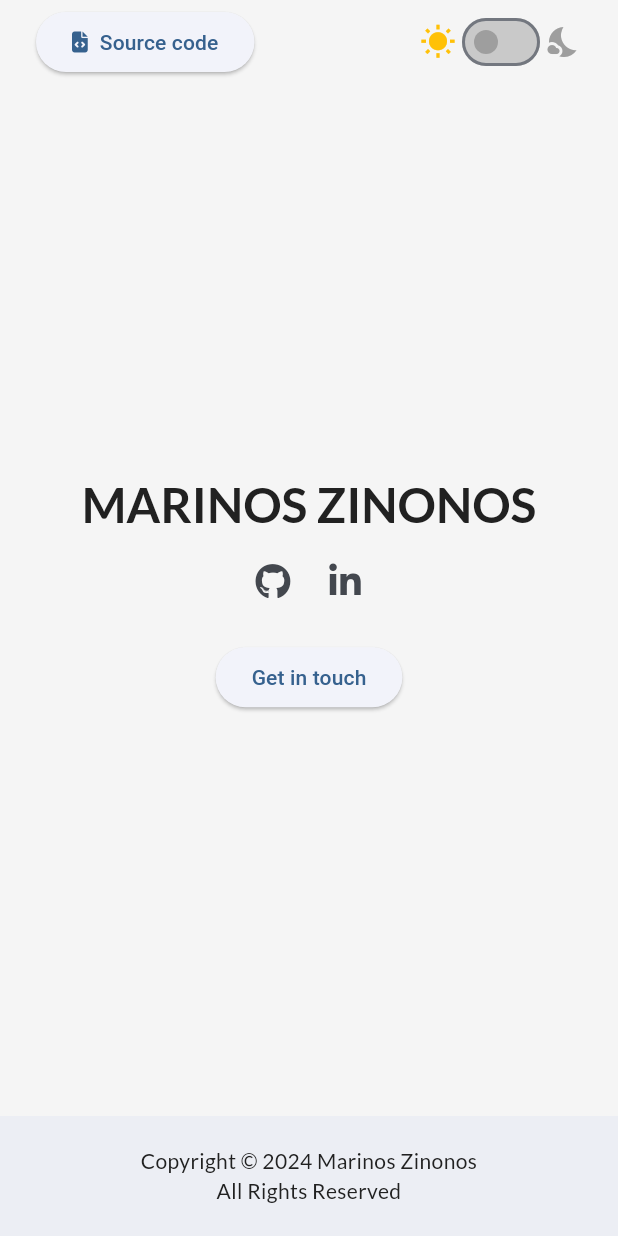
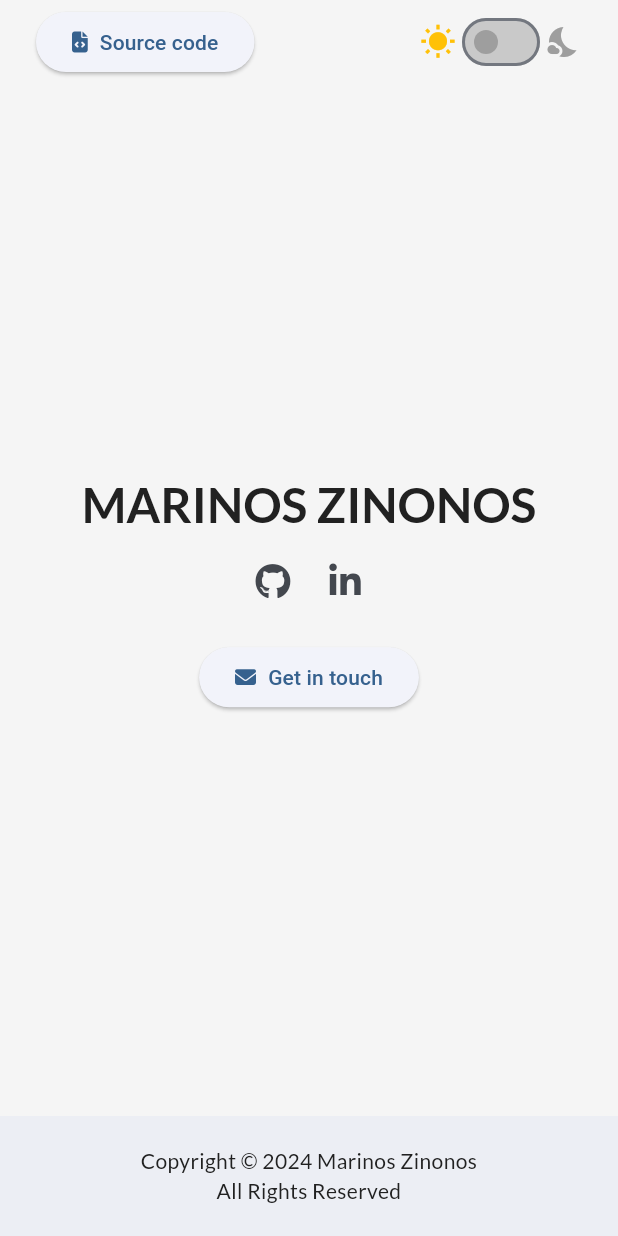
Before and after one commit to mz185/marinoszinonos, a Flutter app: the screen it shows after launch, on a phone screen of 412 x 824 dp. Run offline on Flutter 3.47's test engine with Material 3 defaults, Android fonts, the phone set to English and light mode, and no system bars; our stand-ins replace adaptive_theme, equatable, flutter_bloc, font_awesome_flutter, google_fonts.

Commit message:
Create component PrimaryButton & Add iconData property to ButtonEntity

```diff
--- a/lib/domain/entities/button_entity.dart
+++ b/lib/domain/entities/button_entity.dart
@@ -1,12 +1,15 @@
 
+import 'package:flutter/widgets.dart';
 import 'package:marinoszinonos/ui/abstract/button_id.dart';
 
 class ButtonEntity {
   final ButtonId id;
-  final String label;
+  final String text;
+  final IconData? iconData;
 
   const ButtonEntity({
     required this.id,
-    required this.label
+    required this.text,
+    this.iconData
   });
 }
--- /dev/null
+++ b/lib/ui/components/primary_button/primary_button.dart
@@ -0,0 +1,27 @@
+
+import 'package:flutter/material.dart';
+import 'package:font_awesome_flutter/font_awesome_flutter.dart';
+import 'package:marinoszinonos/widgets/leading_elevated_button.dart';
+
+class PrimaryButton extends StatelessWidget {
+  final VoidCallback? onPressed;
+  final IconData? iconData;
+  final String text;
+
+  const PrimaryButton({
+    super.key,
+    this.onPressed,
+    this.iconData,
+    required this.text
+  });
+
+  @override
+  build(context) => iconData != null ? LeadingElevatedButton(
+      onPressed: onPressed,
+      leading: FaIcon(iconData, size: 14),
+      label: Text(text)
+  ) : ElevatedButton(
+      onPressed: onPressed,
+      child: Text(text)
+  );
+}
--- a/lib/ui/components/source_code/source_code.dart
+++ b/lib/ui/components/source_code/source_code.dart
@@ -1,17 +1,17 @@
 
 import 'package:flutter/material.dart';
 import 'package:font_awesome_flutter/font_awesome_flutter.dart';
+import 'package:marinoszinonos/ui/components/primary_button/primary_button.dart';
 import 'package:marinoszinonos/ui/components/source_code/source_code_ui_constants.dart';
 import 'package:marinoszinonos/utils/helpers.dart';
-import 'package:marinoszinonos/widgets/leading_elevated_button.dart';
 
 class SourceCode extends StatelessWidget {
   const SourceCode({super.key});
 
   @override
-  build(context) => LeadingElevatedButton(
+  build(context) => PrimaryButton(
       onPressed: () => launchUrl(SourceCodeUiConstants.sourceCodeUrl),
-      leading: const FaIcon(FontAwesomeIcons.solidFileCode, size: 14),
-      label: const Text(SourceCodeUiConstants.sourceCodeText)
+      iconData: FontAwesomeIcons.solidFileCode,
+      text: SourceCodeUiConstants.sourceCodeText
   );
 }
--- a/lib/ui/home/home_page.dart
+++ b/lib/ui/home/home_page.dart
@@ -1,6 +1,7 @@
 
 import 'package:flutter/material.dart';
 import 'package:flutter_bloc/flutter_bloc.dart';
+import 'package:marinoszinonos/ui/components/primary_button/primary_button.dart';
 import 'package:marinoszinonos/ui/components/social_accounts/social_accounts.dart';
 import 'package:marinoszinonos/ui/main/bloc/main_bloc.dart';
 import 'package:marinoszinonos/ui/main/bloc/page_event.dart';
@@ -51,13 +52,13 @@ class _HomePageState
               const Height(HomeUiConstants.spacingHeight),
               ButtonBar(
                   alignment: MainAxisAlignment.center,
-                  children: HomeUiConstants.buttons.map((button) {
-                    return ElevatedButton(
-                        onPressed: () => BlocProvider.of<MainBloc>(context)
-                            .add(ButtonPressed(button.id)),
-                        child: Text(button.label)
-                    );
-                  }).toList()
+                  children: HomeUiConstants.buttons.map((button) =>
+                      PrimaryButton(
+                          onPressed: () => BlocProvider.of<MainBloc>(context)
+                              .add(ButtonPressed(button.id)),
+                          iconData: button.iconData,
+                          text: button.text
+                      )).toList()
               )
             ]
         )
--- a/lib/ui/home/home_ui_constants.dart
+++ b/lib/ui/home/home_ui_constants.dart
@@ -1,4 +1,5 @@
 
+import 'package:font_awesome_flutter/font_awesome_flutter.dart';
 import 'package:marinoszinonos/domain/entities/button_entity.dart';
 import 'package:marinoszinonos/ui/home/enum/home_button_id.dart';
 
@@ -11,6 +12,10 @@ class HomeUiConstants {
   static const contactButtonId = HomeButtonId.contact;
   static const buttons = [
     // ButtonEntity(id: aboutButtonId, label: 'Learn more'),
-    ButtonEntity(id: contactButtonId, label: 'Get in touch')
+    ButtonEntity(
+        id: contactButtonId,
+        text: 'Get in touch',
+        iconData: FontAwesomeIcons.solidEnvelope
+    )
   ];
 }
```
